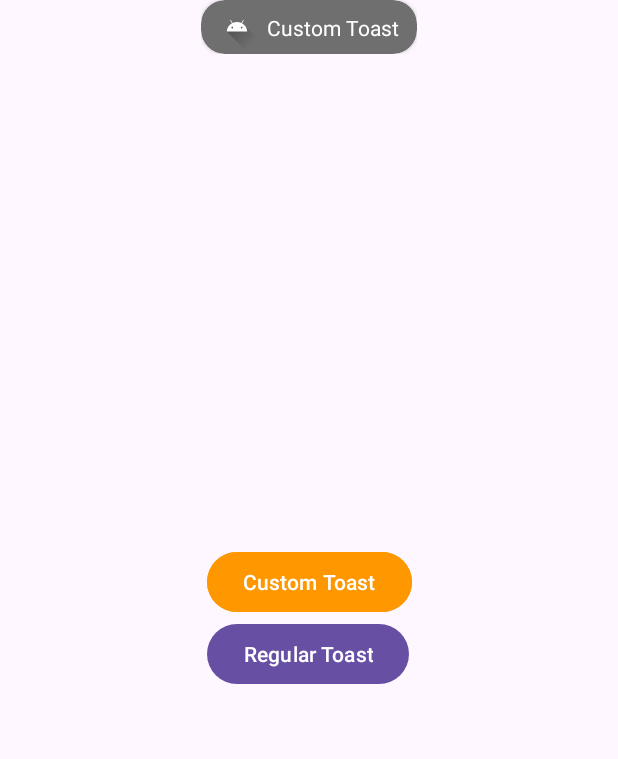
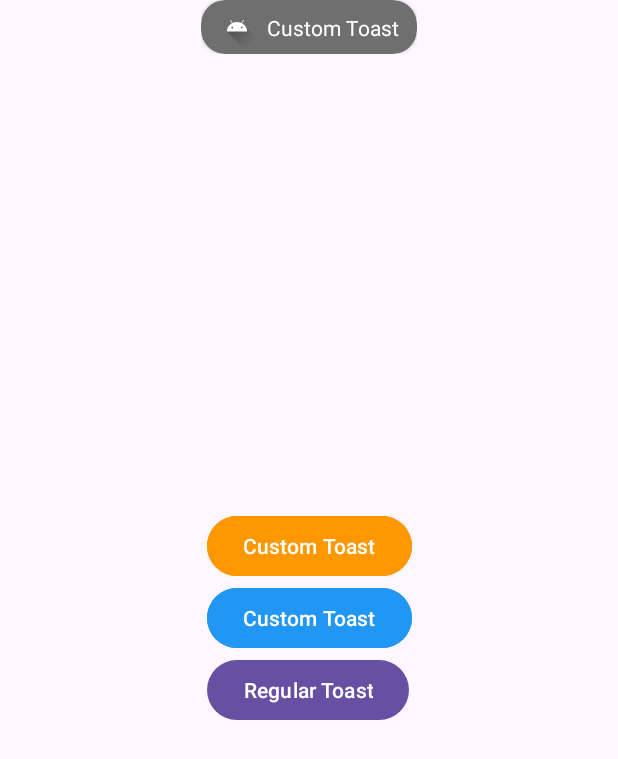
Before and after one commit to OGDrc22/Custom-Toast, an Android app: the screen it shows after launch (MainActivity), after a tap on "Custom Toast", on a phone screen of 412 x 824 dp. Shown: the top 759 px of the screen. Run offline under Robolectric (Android 15) with nearby library versions, the phone set to English and light mode, and no system bars.

```diff
--- a/app/src/main/AndroidManifest.xml
+++ b/app/src/main/AndroidManifest.xml
@@ -13,6 +13,9 @@
         android:theme="@style/Theme.Toast"
         tools:targetApi="31">
         <activity
+            android:name=".YourSecondAActivity"
+            android:exported="false" />
+        <activity
             android:name=".MainActivity"
             android:exported="true">
             <intent-filter>
--- a/app/src/main/java/com/example/toast/MainActivity.java
+++ b/app/src/main/java/com/example/toast/MainActivity.java
@@ -13,7 +13,7 @@ import androidx.core.view.WindowInsetsCompat;
 
 public class MainActivity extends AppCompatActivity {
 
-    private Button button, button2;
+    private Button button, buttonWithOnclick, button2;
     @Override
     protected void onCreate(Bundle savedInstanceState) {
         super.onCreate(savedInstanceState);
@@ -30,9 +30,19 @@ public class MainActivity extends AppCompatActivity {
             @Override
             public void onClick(View v) {
                 ToastMethod toastMethod = new ToastMethod(MainActivity.this);
-                toastMethod.showNotification("Custom Toast", R.drawable.ic_launcher_foreground);
+                toastMethod.showNotification("Custom Toast", R.drawable.ic_launcher_foreground, null, 3000);
             }
         });
+
+        buttonWithOnclick = findViewById(R.id.buttonWithOnClick);
+        buttonWithOnclick.setOnClickListener(new View.OnClickListener() {
+            @Override
+            public void onClick(View v) {
+                ToastMethod toastMethod = new ToastMethod(MainActivity.this);
+                toastMethod.showNotification("Click here", R.drawable.baseline_account_circle_24, YourSecondAActivity.class, 6000 );
+            }
+        });
+
         button2 = findViewById(R.id.button2);
         button2.setOnClickListener(new View.OnClickListener() {
             @Override
--- a/app/src/main/java/com/example/toast/ToastMethod.java
+++ b/app/src/main/java/com/example/toast/ToastMethod.java
@@ -1,6 +1,9 @@
 package com.example.toast;
 
+import static androidx.core.content.ContextCompat.startActivity;
+
 import android.app.Activity;
+import android.content.Intent;
 import android.view.LayoutInflater;
 import android.view.View;
 import android.view.ViewGroup;
@@ -9,6 +12,7 @@ import android.widget.TextView;
 
 import android.os.Handler;
 
+import androidx.cardview.widget.CardView;
 import androidx.constraintlayout.widget.ConstraintLayout;
 import androidx.constraintlayout.widget.ConstraintSet;
 
@@ -18,6 +22,7 @@ public class ToastMethod {
     private ViewGroup rootView;
     private View notificationLayout;
 
+    private CardView cardView;
     private TextView textView;
     private ImageView imageView;
 
@@ -26,9 +31,20 @@ public class ToastMethod {
         this.rootView = activity.findViewById(R.id.main);
     }
 
-    public void showNotification(String message, int imgResID) {
+    public void showNotification(String message, int imgResID, Class<?> toActivity, int duration) {
         LayoutInflater inflater = activity.getLayoutInflater();
         notificationLayout = inflater.inflate(R.layout.in_app_notification, null);
+
+        cardView = notificationLayout.findViewById(R.id.cardView);
+        cardView.setOnClickListener(new View.OnClickListener() {
+            @Override
+            public void onClick(View v) {
+                if (toActivity != null) {
+                    Intent intent = new Intent(activity, toActivity);
+                    activity.startActivity(intent);
+                }
+            }
+        });
 
         textView = notificationLayout.findViewById(R.id.notificationTextView);
         textView.setText(message);
@@ -55,7 +71,7 @@ public class ToastMethod {
 
         constraintSet.applyTo((ConstraintLayout) rootView);
 
-        new Handler().postDelayed(() -> rootView.removeView(notificationLayout), 6000);
+        new Handler().postDelayed(() -> rootView.removeView(notificationLayout), duration);
     }
 
     public void hideNotification() {
--- a/app/src/main/res/layout/activity_main.xml
+++ b/app/src/main/res/layout/activity_main.xml
@@ -26,6 +26,13 @@
             android:backgroundTint="@color/cl2"/>
 
         <Button
+            android:id="@+id/buttonWithOnClick"
+            android:layout_width="wrap_content"
+            android:layout_height="wrap_content"
+            android:text="Custom Toast"
+            android:backgroundTint="@color/cl3"/>
+
+        <Button
             android:id="@+id/button2"
             android:layout_width="wrap_content"
             android:layout_height="wrap_content"
--- a/app/src/main/res/layout/in_app_notification.xml
+++ b/app/src/main/res/layout/in_app_notification.xml
@@ -7,6 +7,7 @@
     android:id="@+id/customToast">
 
     <androidx.cardview.widget.CardView
+        android:id="@+id/cardView"
         android:layout_width="wrap_content"
         android:layout_height="wrap_content"
         app:cardBackgroundColor="@color/cl1"
--- a/app/src/main/res/values/colors.xml
+++ b/app/src/main/res/values/colors.xml
@@ -4,4 +4,5 @@
     <color name="white">#FFFFFFFF</color>
     <color name="cl1">#6F6F6F</color>
     <color name="cl2">#FF9800</color>
+    <color name="cl3">#2196F3</color>
 </resources>
```
Also changed, not shown: app/src/main/java/com/example/toast/YourSecondAActivity.java (added, +24 -0 lines), app/src/main/res/layout/activity_your_second_aactivity.xml (added, +33 -0 lines).
